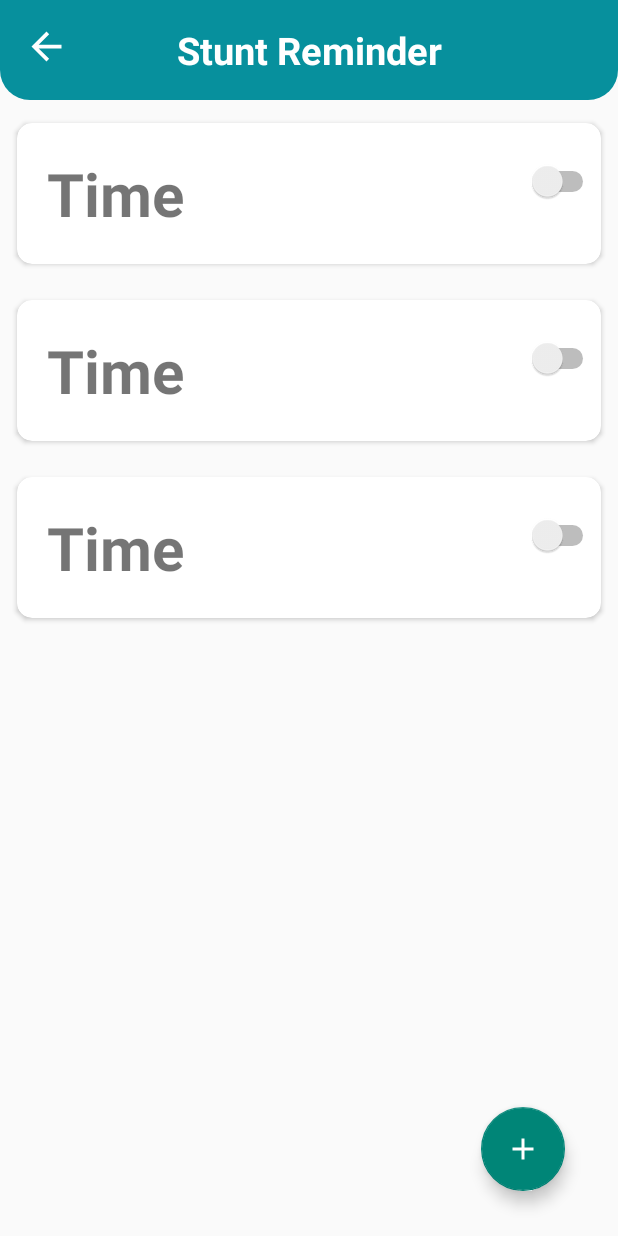
After one commit to fahrurozi/StuntingApp, an Android app: the layout activity_reminder.xml on its own in the app's theme, with its tools: preview values and no code run, on a phone screen of 412 x 824 dp. The commit adds this screen. Run offline under Robolectric (Android 15) with nearby library versions, the phone set to English and light mode, and no system bars.

Commit message:
create stunt reminder

```diff
--- a/app/src/main/AndroidManifest.xml
+++ b/app/src/main/AndroidManifest.xml
@@ -16,6 +16,12 @@
         android:supportsRtl="true"
         android:theme="@style/Theme.SplashScreen"
         android:usesCleartextTraffic="true">
+        <activity
+            android:name=".ui.reminder.ReminderAddActivity"
+            android:exported="false" />
+        <activity
+            android:name=".ui.reminder.ReminderActivity"
+            android:exported="false" />
         <activity
             android:name=".ui.care_nutrition.detail.CareDetailActivity"
             android:exported="false" />
--- a/app/src/main/java/com/example/stunting/data/network/ApiService.java
+++ b/app/src/main/java/com/example/stunting/data/network/ApiService.java
@@ -10,7 +10,7 @@ import retrofit2.converter.scalars.ScalarsConverterFactory;
 
 public class ApiService {
     private static ApiEndpoint retrofit;
-    public final static String BASE_URL = "http://192.168.1.5:8000/";
+    public final static String BASE_URL = "http://192.168.1.13:8000/";
 
     public static ApiEndpoint getRetrofitInstance() {
         OkHttpClient client = new OkHttpClient().newBuilder()
--- a/app/src/main/java/com/example/stunting/ui/home/HomeFragment.java
+++ b/app/src/main/java/com/example/stunting/ui/home/HomeFragment.java
@@ -19,6 +19,7 @@ import com.example.stunting.BuildConfig;
 import com.example.stunting.R;
 import com.example.stunting.ui.care_nutrition.CareNutritionActivity;
 import com.example.stunting.ui.info.StuntingInfoActivity;
+import com.example.stunting.ui.reminder.ReminderActivity;
 import com.example.stunting.ui.stunting_map.StuntingMapActivity;
 
 public class HomeFragment extends Fragment {
@@ -31,6 +32,7 @@ public class HomeFragment extends Fragment {
         Button btnInfo = view.findViewById(R.id.btn_goto_info);
         LinearLayout btnStuntingMap = view.findViewById(R.id.btn_stunting_map);
         LinearLayout btnCare = view.findViewById(R.id.btn_menu_care);
+        LinearLayout btnReminder = view.findViewById(R.id.btn_menu_remind);
 
         //Session
         sharedPref = getContext().getSharedPreferences(BuildConfig.APPLICATION_ID, Context.MODE_PRIVATE);
@@ -52,6 +54,10 @@ public class HomeFragment extends Fragment {
         btnCare.setOnClickListener(c ->
                 startActivity(new Intent(requireContext(), CareNutritionActivity.class))
         );
+
+        btnReminder.setOnClickListener(c ->
+                startActivity(new Intent(requireContext(), ReminderActivity.class))
+        );
     }
 
     public HomeFragment() {
--- /dev/null
+++ b/app/src/main/res/drawable/ic_add.xml
@@ -0,0 +1,5 @@
+<vector android:height="24dp" android:tint="#FFFFFF"
+    android:viewportHeight="24.0" android:viewportWidth="24.0"
+    android:width="24dp" xmlns:android="http://schemas.android.com/apk/res/android">
+    <path android:fillColor="#FF000000" android:pathData="M19,13h-6v6h-2v-6H5v-2h6V5h2v6h6v2z"/>
+</vector>
--- /dev/null
+++ b/app/src/main/res/layout/activity_reminder.xml
@@ -0,0 +1,70 @@
+<?xml version="1.0" encoding="utf-8"?>
+<androidx.constraintlayout.widget.ConstraintLayout xmlns:android="http://schemas.android.com/apk/res/android"
+    xmlns:app="http://schemas.android.com/apk/res-auto"
+    xmlns:tools="http://schemas.android.com/tools"
+    android:layout_width="match_parent"
+    android:layout_height="match_parent"
+    tools:context=".ui.reminder.ReminderActivity">
+
+    <androidx.constraintlayout.widget.ConstraintLayout
+        android:id="@+id/linearLayout2"
+        android:layout_width="match_parent"
+        android:layout_height="wrap_content"
+        android:background="@drawable/round_top"
+        android:padding="16dp"
+        app:layout_constraintTop_toTopOf="parent">
+
+        <ImageView
+            android:id="@+id/btnBack"
+            android:layout_width="30dp"
+            android:layout_height="30dp"
+            android:src="@drawable/ic_back"
+            app:layout_constraintStart_toStartOf="parent"
+            app:layout_constraintTop_toTopOf="parent" />
+
+        <TextView
+            android:id="@+id/textView"
+            android:layout_width="match_parent"
+            android:layout_height="wrap_content"
+            android:text="@string/title_stunt_reminder"
+            android:textAlignment="center"
+            android:textColor="@color/white"
+            android:textSize="25sp"
+            android:textStyle="bold"
+            app:layout_constraintTop_toTopOf="parent"
+            tools:layout_editor_absoluteX="16dp" />
+
+
+    </androidx.constraintlayout.widget.ConstraintLayout>
+
+    <androidx.swiperefreshlayout.widget.SwipeRefreshLayout
+        android:id="@+id/srl_data"
+        android:layout_width="match_parent"
+        android:layout_height="match_parent"
+        android:layout_marginTop="70dp">
+
+    <androidx.recyclerview.widget.RecyclerView
+        android:id="@+id/rvRData"
+        android:layout_width="match_parent"
+        android:layout_height="0dp"
+        android:layout_marginTop="10dp"
+        app:layout_constraintBottom_toBottomOf="parent"
+        app:layout_constraintTop_toBottomOf="@+id/linearLayout2"
+        tools:layout_editor_absoluteX="15dp"
+        tools:listitem="@layout/list_reminder"/>
+    </androidx.swiperefreshlayout.widget.SwipeRefreshLayout>
+
+    <com.google.android.material.floatingactionbutton.FloatingActionButton
+        android:id="@+id/fab_tambah"
+        android:layout_width="wrap_content"
+        android:layout_height="wrap_content"
+        android:layout_alignParentRight="true"
+        android:layout_alignParentBottom="true"
+        android:layout_marginBottom="30dp"
+        android:layout_marginRight="35dp"
+        android:clickable="true"
+        android:src="@drawable/ic_add"
+        app:layout_constraintBottom_toBottomOf="@+id/srl_data"
+        app:layout_constraintEnd_toEndOf="parent" />
+
+</androidx.constraintlayout.widget.ConstraintLayout>
--- a/app/src/main/res/layout/fragment_home.xml
+++ b/app/src/main/res/layout/fragment_home.xml
@@ -269,6 +269,7 @@
                 </LinearLayout>
 
                 <LinearLayout
+                    android:id="@+id/btn_menu_remind"
                     android:layout_width="wrap_content"
                     android:layout_height="wrap_content"
                     android:layout_marginHorizontal="5dp"
@@ -277,7 +278,7 @@
                     android:orientation="vertical">
 
                     <ImageView
-                        android:id="@+id/btn_menu_remind"
+
                         android:layout_width="64dp"
                         android:layout_height="64dp"
                         android:src="@drawable/stunting_reminder" />
--- /dev/null
+++ b/app/src/main/res/layout/list_reminder.xml
@@ -0,0 +1,72 @@
+<?xml version="1.0" encoding="utf-8"?>
+<androidx.constraintlayout.widget.ConstraintLayout
+    xmlns:android="http://schemas.android.com/apk/res/android"
+    xmlns:app="http://schemas.android.com/apk/res-auto"
+    android:layout_width="match_parent"
+    android:layout_height="wrap_content"
+    android:layout_margin="6dp"
+    >
+    <androidx.cardview.widget.CardView
+        android:id="@+id/cvRoot"
+        android:layout_width="match_parent"
+        android:layout_height="wrap_content"
+        app:cardCornerRadius="10dp"
+        app:cardUseCompatPadding="true"
+        app:layout_constraintBottom_toBottomOf="parent"
+        app:layout_constraintEnd_toEndOf="parent"
+        app:layout_constraintStart_toStartOf="parent"
+        app:layout_constraintTop_toTopOf="parent">
+    <LinearLayout
+        android:layout_width="match_parent"
+        android:layout_height="wrap_content"
+        android:orientation="vertical"
+        android:padding="20dp"
+        >
+
+        <TextView
+            android:id="@+id/tvRId"
+            android:layout_width="wrap_content"
+            android:layout_height="wrap_content"
+            android:text="Id Todo"
+            android:visibility="gone"
+            />
+
+        <TextView
+            android:id="@+id/tvRTime"
+            android:layout_width="wrap_content"
+            android:layout_height="wrap_content"
+            android:text="Time"
+            android:textSize="40sp"
+            android:textStyle="bold" />
+
+        <TextView
+            android:visibility="gone"
+            android:id="@+id/tvRDate"
+            android:layout_width="wrap_content"
+            android:layout_height="wrap_content"
+            android:text="Date"
+            android:textSize="18sp"
+            android:maxLines="2"
+            />
+
+        <TextView
+            android:visibility="gone"
+            android:id="@+id/tvRTitle"
+            android:layout_width="wrap_content"
+            android:layout_height="wrap_content"
+            android:text="Title"
+            android:textSize="15sp"
+            />
+
+    </LinearLayout>
+    <Switch
+        android:layout_marginTop="25sp"
+        android:id="@+id/sReminder"
+        android:layout_width="388dp"
+        android:layout_height="wrap_content"
+        android:checked="false"
+        android:textOff="OFF"
+        android:textOn="ON" />
+    </androidx.cardview.widget.CardView>
+
+</androidx.constraintlayout.widget.ConstraintLayout>
--- a/app/src/main/res/values/strings.xml
+++ b/app/src/main/res/values/strings.xml
@@ -9,7 +9,7 @@
     <string name="title_date">22 Jan 2022</string>
     <string name="title_null">null</string>
     <string name="title_name">Lorem Ipsum</string>
-    <string name="title_bulan">Bulan</string>
+    <string name="title_bulan">Month</string>
     <string name="title_lorem_ipsum">Lorem Ipsum</string>
     <string name="title_readmore">Read more</string>
     <string name="title_good">Good</string>
@@ -23,4 +23,8 @@
     <string name="foo">Lorem ipsum dolor sit amet, consectetur adipiscing elit. Eros iaculis tempus, lacus congue id iaculis. Eget odio amet amet in cras purus nisl vulputate. Pellentesque convallis amet nulla nunc nulla facilisis scelerisque velit. Placerat mi ullamcorper lacus malesuada cum molestie.</string>
     <string name="title_lunch">Lunch</string>
     <string name="title_dinner">Dinner</string>
+    <string name="title_stunt_reminder">Stunt Reminder</string>
+    <string name="title_add_reminder">Create Reminder</string>
+    <string name="message_delete_data">are you sure you want to delete the data?</string>
+    <string name="title_dialog_delete">Alert!</string>
 </resources>
--- a/app/src/main/res/values/themes.xml
+++ b/app/src/main/res/values/themes.xml
@@ -12,5 +12,6 @@
         <!-- Status bar color. -->
         <item name="android:statusBarColor" tools:targetApi="l">?attr/colorPrimaryVariant</item>
         <!-- Customize your theme here. -->
+        <item name="android:forceDarkAllowed" tools:targetApi="q">false</item>
     </style>
 </resources>
```
Also changed, not shown: app/build.gradle (+8 -0 lines), app/src/main/java/com/example/stunting/data/model/reminder/DataReminder.java (added, +57 -0 lines), app/src/main/java/com/example/stunting/data/model/reminder/ResponseAddReminder.java (added, +18 -0 lines), app/src/main/java/com/example/stunting/data/model/reminder/ResponseReminder.java (added, +19 -0 lines), app/src/main/java/com/example/stunting/data/network/ApiEndpoint.java (+15 -0 lines), app/src/main/java/com/example/stunting/ui/reminder/ReminderActivity.java (added, +101 -0 lines), app/src/main/java/com/example/stunting/ui/reminder/ReminderAdapter.java (added, +102 -0 lines), app/src/main/java/com/example/stunting/ui/reminder/ReminderAddActivity.java (added, +105 -0 lines), app/src/main/res/layout/activity_reminder_add.xml (added, +72 -0 lines), app/src/main/res/drawable/ic_send_white_18dp.png (added).
